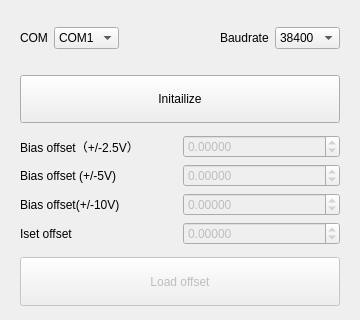
Old version of the form pyqt5 STM software/ui/Setting.ui in the repository freestylexyz/STM-pyqt5-software.
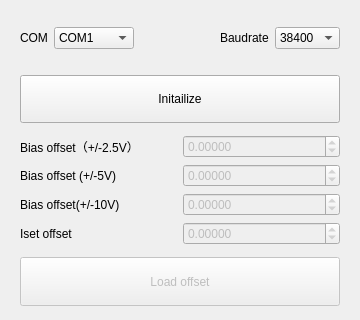
New version of the form. Icons and pictures are not drawn.

```diff
--- a/pyqt5 STM software/ui/Setting.ui
+++ b/pyqt5 STM software/ui/Setting.ui
@@ -171,6 +171,12 @@
              <verstretch>0</verstretch>
             </sizepolicy>
            </property>
+           <property name="minimumSize">
+            <size>
+             <width>80</width>
+             <height>0</height>
+            </size>
+           </property>
            <item>
             <property name="text">
              <string>COM1</string>
```
